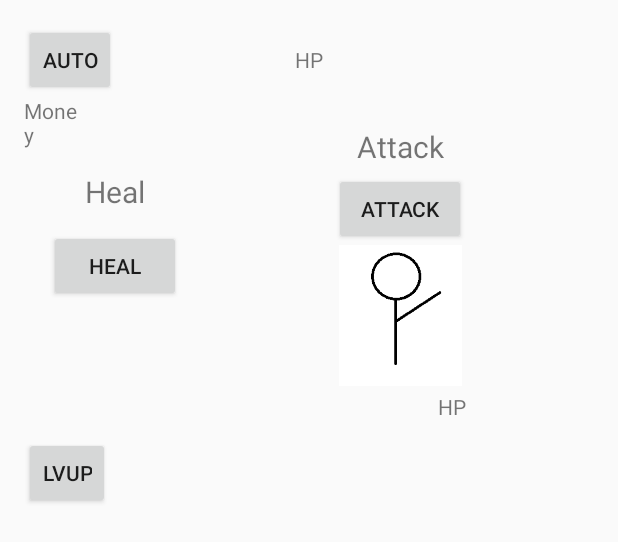
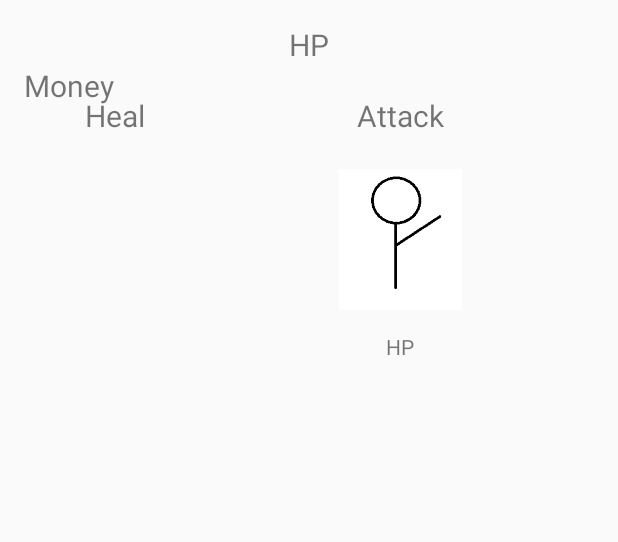
Before and after one commit to poom10510/MonsterClicker, an Android app: the layout activity_main.xml on its own in the app's theme, with its tools: preview values and no code run, on a phone screen of 412 x 824 dp. Shown: the top 542 px of the screen. Run offline under Robolectric (Android 15) with nearby library versions, the phone set to English and light mode, and no system bars.

Commit message:
update layout

```diff
--- a/app/src/main/java/kitipoom/clickinggame/Levelup.java
+++ b/app/src/main/java/kitipoom/clickinggame/Levelup.java
@@ -8,7 +8,7 @@ import kitipoom.clickinggame.Keyplay.Keyplay;
  */
 public class Levelup {
     public void levelup(Ally unit){
-        unit.levelup();
+
     }
     public void levelup(Keyplay unit){
         unit.levelUp();
--- a/app/src/main/res/layout/activity_main.xml
+++ b/app/src/main/res/layout/activity_main.xml
@@ -90,27 +90,19 @@
         android:layout_below="@+id/relativeLayout4"
         android:layout_alignParentLeft="true"
         android:layout_alignParentStart="true"
-        android:layout_toLeftOf="@+id/relativeLayout2"
-        android:layout_toStartOf="@+id/relativeLayout2">
+        android:layout_toLeftOf="@+id/AttackLayout"
+        android:layout_toStartOf="@+id/AttackLayout">
 
         <TextView
             android:layout_width="wrap_content"
             android:layout_height="wrap_content"
             android:text="Heal"
             android:id="@+id/textView"
-            android:layout_marginTop="50dp"
+            android:layout_marginTop="20dp"
             android:textSize="20dp"
             android:layout_alignParentTop="true"
             android:layout_centerHorizontal="true"
             android:layout_marginBottom="150dp" />
-
-        <Button
-            android:layout_width="wrap_content"
-            android:layout_height="wrap_content"
-            android:text="HEAL"
-            android:id="@+id/heal"
-            android:layout_centerVertical="true"
-            android:layout_centerHorizontal="true" />
 
         <TextView
             android:layout_width="wrap_content"
@@ -119,8 +111,9 @@
             android:text="Money"
             android:id="@+id/moneytab"
             android:layout_alignParentTop="true"
-            android:layout_toStartOf="@+id/textView"
-            android:layout_toLeftOf="@+id/textView" />
+            android:layout_alignParentLeft="true"
+            android:layout_alignParentStart="true"
+            android:textSize="20dp" />
 
     </RelativeLayout>
 
@@ -128,7 +121,7 @@
     <RelativeLayout
         android:layout_width="wrap_content"
         android:layout_height="wrap_content"
-        android:id="@+id/relativeLayout2"
+        android:id="@+id/AttackLayout"
         android:layout_alignTop="@+id/HealLayout"
         android:layout_alignRight="@+id/relativeLayout3"
         android:layout_alignEnd="@+id/relativeLayout3"
@@ -160,14 +153,6 @@
             android:layout_centerHorizontal="true"
             android:layout_marginBottom="34dp" />
 
-        <Button
-            android:layout_width="wrap_content"
-            android:layout_height="wrap_content"
-            android:text="ATTACK"
-            android:id="@+id/attk"
-            android:layout_above="@+id/Enermyimage"
-            android:layout_centerHorizontal="true" />
-
         <TextView
             android:layout_width="wrap_content"
             android:layout_height="wrap_content"
@@ -175,9 +160,7 @@
             android:text="HP"
             android:id="@+id/enermyhp"
             android:layout_alignParentBottom="true"
-            android:layout_below="@+id/textView2"
-            android:layout_alignRight="@+id/attk"
-            android:layout_alignEnd="@+id/attk" />
+            android:layout_centerHorizontal="true" />
 
     </RelativeLayout>
 
@@ -218,12 +201,6 @@
                         android:layout_height="57dp"
                         android:orientation="vertical">
 
-                        <Button
-                            style="?android:attr/buttonStyleSmall"
-                            android:layout_width="wrap_content"
-                            android:layout_height="wrap_content"
-                            android:text="LVUP"
-                            android:id="@+id/levelupP" />
                     </LinearLayout>
 
                     <LinearLayout
@@ -255,16 +232,8 @@
             android:text="HP"
             android:id="@+id/playerhp"
             android:layout_centerVertical="true"
-            android:layout_centerHorizontal="true" />
+            android:layout_centerHorizontal="true"
+            android:textSize="20dp" />
 
-        <Button
-            style="?android:attr/buttonStyleSmall"
-            android:layout_width="wrap_content"
-            android:layout_height="wrap_content"
-            android:text="AUTO"
-            android:id="@+id/auto"
-            android:layout_alignParentTop="true"
-            android:layout_alignParentLeft="true"
-            android:layout_alignParentStart="true" />
     </RelativeLayout>
 </RelativeLayout>
```
Also changed, not shown: app/src/main/java/kitipoom/clickinggame/MainActivity.java (+10 -32 lines).
